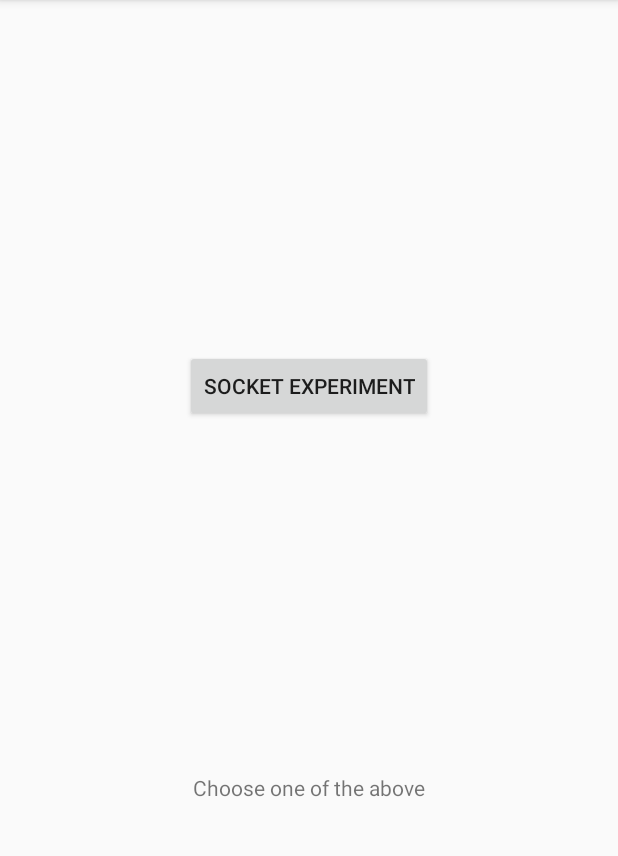
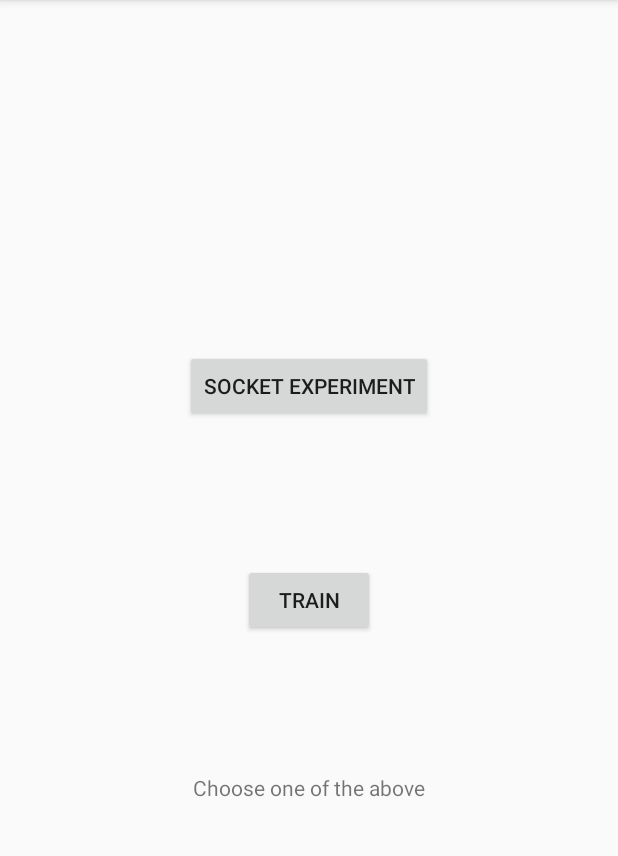
Before and after one commit to eguahlak/lego-train-control, an Android app: the screen it shows after launch (MainActivity), on a phone screen of 412 x 824 dp, the part 84-940 px from its top. Run offline under Robolectric (Android 15) with nearby library versions, the phone set to English and light mode, and no system bars.

Commit message:
TrainControl

```diff
--- a/app/src/main/AndroidManifest.xml
+++ b/app/src/main/AndroidManifest.xml
@@ -13,6 +13,7 @@
             android:theme="@style/AppTheme">
         <activity android:name=".SocketExperimentActivity">
         </activity>
+        <activity android:name=".TrainGui"></activity>
         <activity android:name=".MainActivity">
             <intent-filter>
                 <action android:name="android.intent.action.MAIN"/>
--- a/app/src/main/java/info/itseminar/lego/MainActivity.kt
+++ b/app/src/main/java/info/itseminar/lego/MainActivity.kt
@@ -13,6 +13,9 @@ class MainActivity : AppCompatActivity() {
         socket_experiment_button.setOnClickListener {
             startActivity(Intent(this, SocketExperimentActivity::class.java))
             }
+        trainButton.setOnClickListener {
+            startActivity(Intent(this, TrainGui::class.java))
+            }
         }
 
     }
--- a/app/src/main/java/info/itseminar/lego/SocketExperimentActivity.kt
+++ b/app/src/main/java/info/itseminar/lego/SocketExperimentActivity.kt
@@ -17,7 +17,7 @@ class SocketExperimentActivity : AppCompatActivity() {
     override fun onCreate(savedInstanceState: Bundle?) {
         super.onCreate(savedInstanceState)
         setContentView(R.layout.activity_socket_experiment)
-        TrainConnectTask(this).executeOnExecutor(THREAD_POOL_EXECUTOR, TrainConfig("172.20.10.2", 4711, 17))
+        TrainConnectTask(this).executeOnExecutor(THREAD_POOL_EXECUTOR, TrainConfig("10.50.130.30", 4711, 17))
         listenButton.setOnClickListener {
             TrainInputTask(this).executeOnExecutor(THREAD_POOL_EXECUTOR, trainSocket)
             }
--- a/app/src/main/res/layout/activity_main.xml
+++ b/app/src/main/res/layout/activity_main.xml
@@ -26,5 +26,14 @@
             android:id="@+id/socket_experiment_button"
             app:layout_constraintHorizontal_bias="0.5" app:layout_constraintTop_toTopOf="parent"
             app:layout_constraintBottom_toTopOf="@+id/textView2"/>
+    <Button
+            android:text="TRAIN"
+            android:layout_width="wrap_content"
+            android:layout_height="wrap_content"
+            android:id="@+id/trainButton" app:layout_constraintTop_toTopOf="parent"
+            android:layout_marginTop="357dp" app:layout_constraintBottom_toBottomOf="parent"
+            android:layout_marginBottom="326dp" app:layout_constraintStart_toStartOf="parent"
+            android:layout_marginStart="161dp" android:layout_marginEnd="162dp"
+            app:layout_constraintEnd_toEndOf="parent"/>
 
 </android.support.constraint.ConstraintLayout>
```
Also changed, not shown: app/src/main/java/info/itseminar/lego/TrainGUI.kt (added, +63 -0 lines), app/src/main/res/layout/activity_traingui.xml (added, +31 -0 lines).
